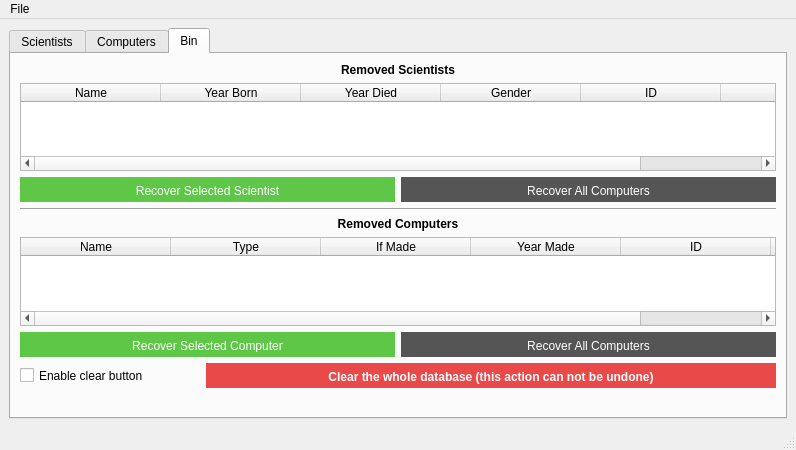
First picture: the form in VL1-project/mainwindow.ui, repository birkirk/vln1-35, before the edit.
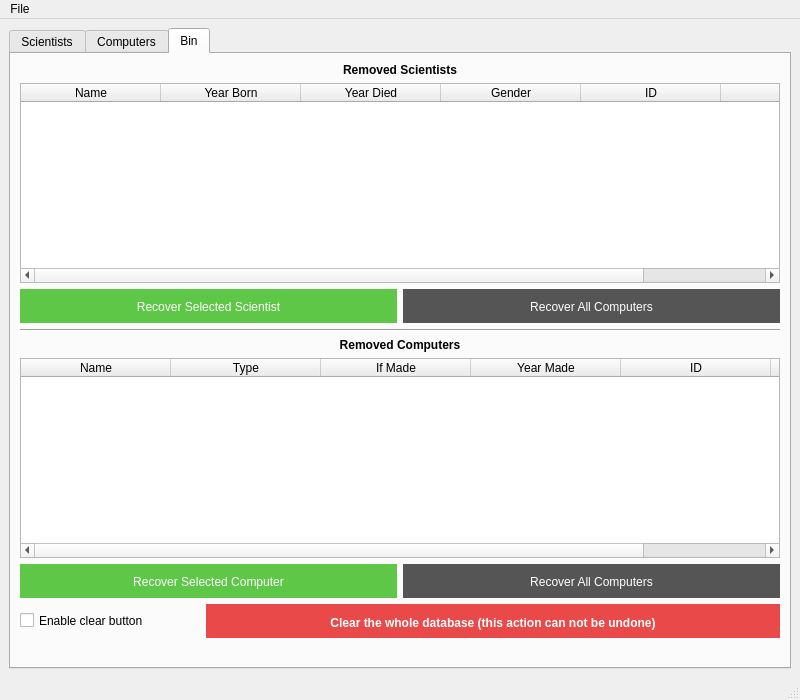
Second picture: the form after the edit. The open tabs and pages were chosen to show the change. Icons and pictures are not drawn.

Commit message: Stækkaði viðmótið aðeins

The edit to the form file:
```diff
--- a/VL1-project/mainwindow.ui
+++ b/VL1-project/mainwindow.ui
@@ -6,14 +6,14 @@
    <rect>
     <x>0</x>
     <y>0</y>
-    <width>796</width>
-    <height>450</height>
+    <width>800</width>
+    <height>700</height>
    </rect>
   </property>
   <property name="minimumSize">
    <size>
-    <width>650</width>
-    <height>450</height>
+    <width>800</width>
+    <height>700</height>
    </size>
   </property>
   <property name="maximumSize">
@@ -688,7 +688,7 @@
               <property name="minimumSize">
                <size>
                 <width>100</width>
-                <height>25</height>
+                <height>34</height>
                </size>
               </property>
               <property name="maximumSize">
@@ -720,7 +720,7 @@
               <property name="minimumSize">
                <size>
                 <width>100</width>
-                <height>25</height>
+                <height>34</height>
                </size>
               </property>
               <property name="maximumSize">
@@ -839,7 +839,7 @@
               <property name="minimumSize">
                <size>
                 <width>100</width>
-                <height>25</height>
+                <height>34</height>
                </size>
               </property>
               <property name="maximumSize">
@@ -871,7 +871,7 @@
               <property name="minimumSize">
                <size>
                 <width>100</width>
-                <height>25</height>
+                <height>34</height>
                </size>
               </property>
               <property name="maximumSize">
@@ -926,7 +926,7 @@
               <property name="minimumSize">
                <size>
                 <width>100</width>
-                <height>25</height>
+                <height>34</height>
                </size>
               </property>
               <property name="maximumSize">
@@ -984,8 +984,8 @@
     <rect>
      <x>0</x>
      <y>0</y>
-     <width>796</width>
-     <height>22</height>
+     <width>800</width>
+     <height>26</height>
     </rect>
    </property>
    <widget class="QMenu" name="menuFile">
```
Left out of the diff: 4 changed lines with no effect on the pictures.
